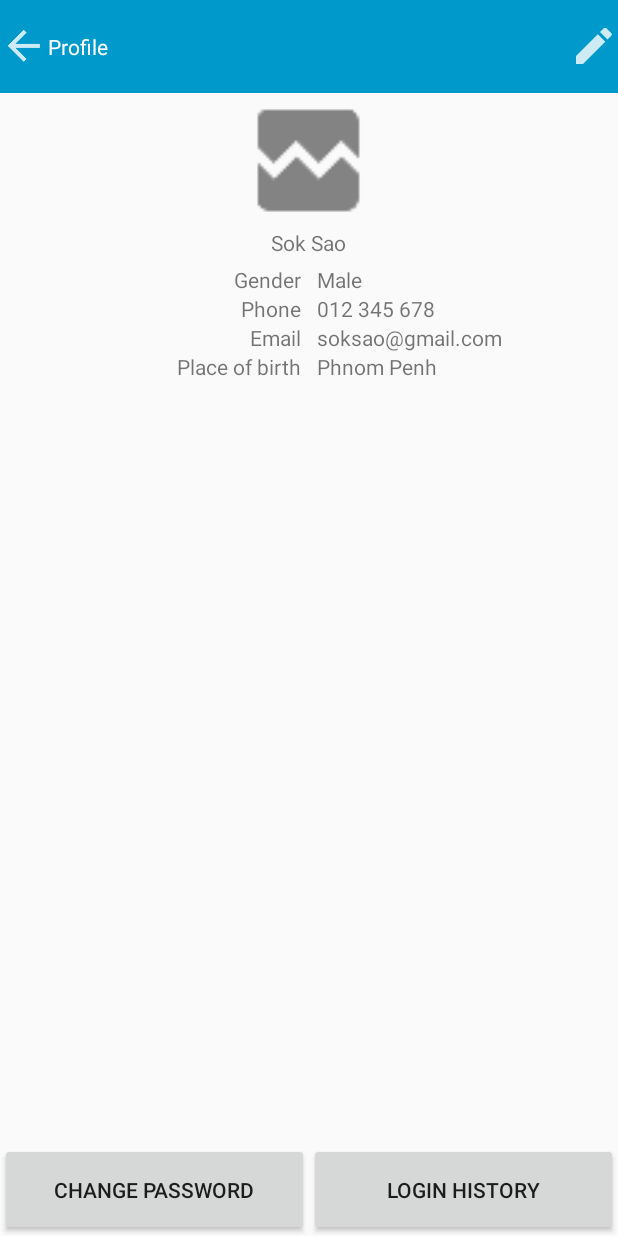
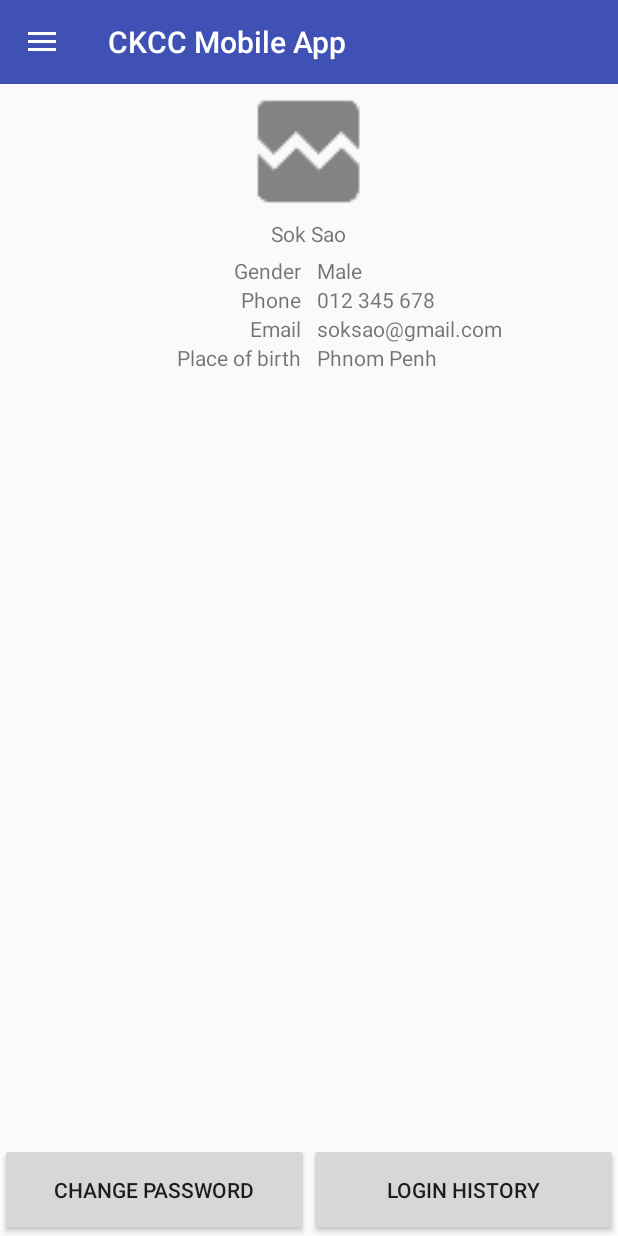
Before and after one commit to chhai-chivon-android/CKCC-Android-App, an Android app: the MainActivity screen opened directly, with no data from a screen before it, in the side drawer, after a tap on "Profile", on a phone screen of 412 x 824 dp. Run offline under Robolectric (Android 15) with nearby library versions, the phone set to English and light mode, and no system bars; our stand-ins replace CircleImageView, Volley; network calls fail.

```diff
--- a/app/src/main/AndroidManifest.xml
+++ b/app/src/main/AndroidManifest.xml
@@ -19,8 +19,6 @@
             </intent-filter>
         </activity>
         <activity android:name=".activity.MainActivity" />
-        <activity android:name=".activity.NewsActivity" />
-        <activity android:name=".activity.ProfileActivity" />
         <activity android:name=".activity.ArticleDetailActivity"></activity>
     </application>
 
--- a/app/src/main/java/kh/edu/rupp/ckccapp/activity/ArticleDetailActivity.java
+++ b/app/src/main/java/kh/edu/rupp/ckccapp/activity/ArticleDetailActivity.java
@@ -1,11 +1,9 @@
 package kh.edu.rupp.ckccapp.activity;
 
+import android.os.Bundle;
 import android.support.v7.app.AppCompatActivity;
-import android.os.Bundle;
-import android.widget.Toast;
 
 import kh.edu.rupp.ckccapp.R;
-import kh.edu.rupp.ckccapp.model.Article;
 
 public class ArticleDetailActivity extends AppCompatActivity {
 
@@ -18,7 +16,7 @@ public class ArticleDetailActivity extends AppCompatActivity {
         String title = getIntent().getStringExtra("title");
         String imageUrl = getIntent().getStringExtra("image_url");
         */
-        Article article = Global.selectedArticle;
-        Toast.makeText(this, article.getTitle(), Toast.LENGTH_LONG).show();
+        //Article article = Global.selectedArticle;
+        //Toast.makeText(this, article.getTitle(), Toast.LENGTH_LONG).show();
     }
 }
--- a/app/src/main/java/kh/edu/rupp/ckccapp/activity/Global.java
+++ /dev/null
@@ -1,14 +0,0 @@
-package kh.edu.rupp.ckccapp.activity;
-
-import kh.edu.rupp.ckccapp.model.Article;
-
-/**
- * CKCCApp
- * Created by leapkh on 5/10/17.
- */
-
-public class Global {
-
-    public static Article selectedArticle;
-
-}
--- a/app/src/main/java/kh/edu/rupp/ckccapp/activity/LoginActivity.java
+++ b/app/src/main/java/kh/edu/rupp/ckccapp/activity/LoginActivity.java
@@ -50,7 +50,8 @@ public class LoginActivity extends Activity {
         final String inputPassword = etxtPassword.getText().toString();
 
         // Send username and password to Web Service
-        String loginUrl = "http://10.0.2.2/test/ckcc-api/login.php";
+        //String loginUrl = "http://10.0.2.2/test/ckcc-api/login.php";
+        String loginUrl = "http://test.js-cambodia.com/ckcc/login.php";
         StringRequest request = new StringRequest(Request.Method.POST, loginUrl, new Response.Listener<String>() {
             @Override
             public void onResponse(String response) {
--- a/app/src/main/java/kh/edu/rupp/ckccapp/activity/MainActivity.java
+++ b/app/src/main/java/kh/edu/rupp/ckccapp/activity/MainActivity.java
@@ -1,6 +1,7 @@
 package kh.edu.rupp.ckccapp.activity;
 
-import android.content.Intent;
+import android.app.FragmentManager;
+import android.app.FragmentTransaction;
 import android.graphics.Bitmap;
 import android.os.Bundle;
 import android.support.annotation.NonNull;
@@ -21,6 +22,8 @@ import com.android.volley.toolbox.ImageRequest;
 
 import de.hdodenhof.circleimageview.CircleImageView;
 import kh.edu.rupp.ckccapp.R;
+import kh.edu.rupp.ckccapp.fragment.NewsFragment;
+import kh.edu.rupp.ckccapp.fragment.ProfileFragment;
 import kh.edu.rupp.ckccapp.model.App;
 
 /**
@@ -31,6 +34,7 @@ import kh.edu.rupp.ckccapp.model.App;
 public class MainActivity extends AppCompatActivity implements NavigationView.OnNavigationItemSelectedListener {
 
     private NavigationView navigationView;
+    private DrawerLayout drawerLayout;
 
     @Override
     protected void onCreate(@Nullable Bundle savedInstanceState) {
@@ -44,7 +48,7 @@ public class MainActivity extends AppCompatActivity implements NavigationView.On
         setTitle("CKCC Mobile App");
 
         // Add actionbar drawer toggle
-        DrawerLayout drawerLayout = (DrawerLayout) findViewById(R.id.lyt_drawer);
+        drawerLayout = (DrawerLayout) findViewById(R.id.lyt_drawer);
         ActionBarDrawerToggle actionBarDrawerToggle = new ActionBarDrawerToggle(this, drawerLayout, toolbar, R.string.open, R.string.close);
         drawerLayout.addDrawerListener(actionBarDrawerToggle);
         actionBarDrawerToggle.syncState();
@@ -55,24 +59,27 @@ public class MainActivity extends AppCompatActivity implements NavigationView.On
 
         displayProfileImage();
 
+        onNewsClick();
+
     }
 
     @Override
     public boolean onNavigationItemSelected(@NonNull MenuItem item) {
 
-        if(item.getItemId() == R.id.mnu_news){
-            Intent newsIntent = new Intent(this, NewsActivity.class);
-            startActivity(newsIntent);
-        } else if(item.getItemId() == R.id.mnu_profile){
-            Intent newsIntent = new Intent(this, ProfileActivity.class);
-            startActivity(newsIntent);
+        if (item.getItemId() == R.id.mnu_news) {
+            onNewsClick();
+            return true;
+        } else if (item.getItemId() == R.id.mnu_profile) {
+            onProfileClick();
+            return true;
         }
 
         return false;
     }
 
-    private void displayProfileImage(){
-        String profileImageUrl = "http://10.0.2.2/file/image/profile.jpg";
+    private void displayProfileImage() {
+        //String profileImageUrl = "http://10.0.2.2/file/image/profile.jpg";
+        String profileImageUrl = "http://test.js-cambodia.com/ckcc/image/profile.png";
         ImageRequest request = new ImageRequest(profileImageUrl, new Response.Listener<Bitmap>() {
             @Override
             public void onResponse(Bitmap response) {
@@ -89,4 +96,32 @@ public class MainActivity extends AppCompatActivity implements NavigationView.On
         App.getInstance(this).addRequest(request);
     }
 
+    private void onNewsClick() {
+        // Close drawer
+        drawerLayout.closeDrawers();
+
+        // Initalize NewsFragment
+        NewsFragment newsFragment = new NewsFragment();
+
+        // Replace NewsFragment in container
+        FragmentManager fragmentManager = getFragmentManager();
+        FragmentTransaction fragmentTransaction = fragmentManager.beginTransaction();
+        fragmentTransaction.replace(R.id.lyt_content, newsFragment);
+        fragmentTransaction.commit();
+    }
+
+    private void onProfileClick(){
+        // Close drawer
+        drawerLayout.closeDrawers();
+
+        // Initalize NewsFragment
+        ProfileFragment profileFragment = new ProfileFragment();
+
+        // Replace NewsFragment in container
+        FragmentManager fragmentManager = getFragmentManager();
+        FragmentTransaction fragmentTransaction = fragmentManager.beginTransaction();
+        fragmentTransaction.replace(R.id.lyt_content, profileFragment);
+        fragmentTransaction.commit();
+    }
+
 }
--- a/app/src/main/java/kh/edu/rupp/ckccapp/activity/ProfileActivity.java
+++ /dev/null
@@ -1,41 +0,0 @@
-package kh.edu.rupp.ckccapp.activity;
-
-import android.app.Activity;
-import android.os.Bundle;
-import android.view.View;
-
-import com.android.volley.toolbox.ImageLoader;
-import com.android.volley.toolbox.NetworkImageView;
-
-import kh.edu.rupp.ckccapp.R;
-import kh.edu.rupp.ckccapp.model.App;
-
-/**
- * CKCCApp
- * Created by leapkh on 29/8/17.
- */
-
-public class ProfileActivity extends Activity {
-
-
-    @Override
-    protected void onCreate(Bundle savedInstanceState) {
-        super.onCreate(savedInstanceState);
-
-        setContentView(R.layout.activity_profile);
-
-        // Show profile image from server
-        String profileImageUrl = "http://10.0.2.2/file/image/profile.jpg";
-        ImageLoader imageLoader = App.getInstance(this).getImageLoader();
-        NetworkImageView imgProfile = (NetworkImageView) findViewById(R.id.img_profile);
-        imgProfile.setDefaultImageResId(R.drawable.ic_profile);
-        imgProfile.setErrorImageResId(R.drawable.ic_error_image);
-        imgProfile.setImageUrl(profileImageUrl, imageLoader);
-
-    }
-
-    public void onBackButtonClick(View view) {
-        finish();
-    }
-
-}
--- a/app/src/main/java/kh/edu/rupp/ckccapp/activity/NewsActivity.java
+++ b/app/src/main/java/kh/edu/rupp/ckccapp/fragment/NewsFragment.java
@@ -1,14 +1,13 @@
-package kh.edu.rupp.ckccapp.activity;
+package kh.edu.rupp.ckccapp.fragment;
 
+import android.app.Fragment;
 import android.content.Intent;
 import android.os.Bundle;
-import android.support.v7.app.AppCompatActivity;
+import android.support.annotation.Nullable;
 import android.support.v7.widget.LinearLayoutManager;
 import android.support.v7.widget.RecyclerView;
-import android.support.v7.widget.Toolbar;
 import android.util.Log;
 import android.view.LayoutInflater;
-import android.view.MenuItem;
 import android.view.View;
 import android.view.ViewGroup;
 import android.widget.TextView;
@@ -24,56 +23,48 @@ import com.android.volley.toolbox.Volley;
 import com.google.gson.Gson;
 
 import kh.edu.rupp.ckccapp.R;
+import kh.edu.rupp.ckccapp.activity.ArticleDetailActivity;
 import kh.edu.rupp.ckccapp.model.App;
 import kh.edu.rupp.ckccapp.model.Article;
 
-public class NewsActivity extends AppCompatActivity {
+/**
+ * CKCCApp
+ * Created by leapkh on 10/24/17.
+ */
+
+public class NewsFragment extends Fragment {
 
     private RecyclerView rclNews;
     private ArticleAdapter articleAdapter;
 
+    @Nullable
     @Override
-    protected void onCreate(Bundle savedInstanceState) {
-        super.onCreate(savedInstanceState);
-        setContentView(R.layout.activity_news);
+    public View onCreateView(LayoutInflater inflater, @Nullable ViewGroup container, Bundle savedInstanceState) {
+
+        View rootView = inflater.inflate(R.layout.fragment_news, container, false);
 
 
-        // Toolbar
-        Toolbar toolbar = (Toolbar) findViewById(R.id.tlb_main);
-        setSupportActionBar(toolbar);
-        setTitle("News");
-        // Show back button on toolbar
-        getSupportActionBar().setDisplayHomeAsUpEnabled(true);
-
-        rclNews = (RecyclerView)findViewById(R.id.rcl_news);
-        rclNews.setLayoutManager(new LinearLayoutManager(this));
+        rclNews = (RecyclerView)rootView.findViewById(R.id.rcl_news);
+        rclNews.setLayoutManager(new LinearLayoutManager(getActivity()));
 
         articleAdapter = new ArticleAdapter();
         rclNews.setAdapter(articleAdapter);
 
-        if(App.getInstance(this).getArticles() == null){
+        if(App.getInstance(getActivity()).getArticles() == null){
             loadArticlesFromServer();
         }else{
-            Article[] articles = App.getInstance(this).getArticles();
+            Article[] articles = App.getInstance(getActivity()).getArticles();
             articleAdapter.setArticles(articles);
         }
+
+        return rootView;
+
     }
-
-    @Override
-    public boolean onOptionsItemSelected(MenuItem item) {
-
-        if (item.getItemId() == android.R.id.home) {
-            finish();
-        }
-
-        return super.onOptionsItemSelected(item);
-    }
-
 
     private void loadArticlesFromServer(){
         //String url = "http://10.0.2.2/test/ckcc-api/news.php";
-        String url = "http://test.js-cambodia.com/ckcc/news.json";
-        RequestQueue requestQueue = Volley.newRequestQueue(this);
+        String url = "http://test.js-cambodia.com/ckcc/articles.php";
+        RequestQueue requestQueue = Volley.newRequestQueue(getActivity());
         StringRequest articlesRequest = new StringRequest(url, new Response.Listener<String>() {
             @Override
             public void onResponse(String response) {
@@ -82,12 +73,12 @@ public class NewsActivity extends AppCompatActivity {
                 // Pass data to adapter for displaying
                 articleAdapter.setArticles(articles);
                 // Save data to Singleton for using later
-                App.getInstance(NewsActivity.this).setArticles(articles);
+                App.getInstance(getActivity()).setArticles(articles);
             }
         }, new Response.ErrorListener() {
             @Override
             public void onErrorResponse(VolleyError error) {
-                Toast.makeText(NewsActivity.this, "Error while loading articles from server", Toast.LENGTH_LONG).show();
+                Toast.makeText(getActivity(), "Error while loading articles from server", Toast.LENGTH_LONG).show();
                 Log.d("ckcc", "Load article error: " + error.getMessage());
             }
         });
@@ -127,9 +118,6 @@ public class NewsActivity extends AppCompatActivity {
         requestQueue.add(articlesRequest);
     }
 
-
-
-
     // Article Adapter
     class ArticleViewHolder extends RecyclerView.ViewHolder {
 
@@ -149,12 +137,12 @@ public class NewsActivity extends AppCompatActivity {
                 public void onClick(View view) {
                     int position = getAdapterPosition();
                     Article article = articleAdapter.getArticles()[position];
-                    Intent intent = new Intent(NewsActivity.this, ArticleDetailActivity.class);
+                    Intent intent = new Intent(getActivity(), ArticleDetailActivity.class);
                     /*
                     intent.putExtra("title", article.getTitle());
                     intent.putExtra("image_url", article.getImageUrl());
                     */
-                    Global.selectedArticle = article;
+                    //Global.selectedArticle = article;
                     startActivity(intent);
                 }
             });
@@ -180,7 +168,7 @@ public class NewsActivity extends AppCompatActivity {
 
         @Override
         public ArticleViewHolder onCreateViewHolder(ViewGroup parent, int viewType) {
-            View view = LayoutInflater.from(NewsActivity.this).inflate(R.layout.viewholder_article, parent, false);
+            View view = LayoutInflater.from(getActivity()).inflate(R.layout.viewholder_article, parent, false);
             ArticleViewHolder articleViewHolder = new ArticleViewHolder(view);
             return articleViewHolder;
         }
@@ -191,7 +179,7 @@ public class NewsActivity extends AppCompatActivity {
             holder.txtTitle.setText(article.getTitle());
 
             // Display image using NetworkImageView
-            ImageLoader imageLoader = App.getInstance(NewsActivity.this).getImageLoader();
+            ImageLoader imageLoader = App.getInstance(getActivity()).getImageLoader();
             holder.imgArticle.setDefaultImageResId(R.drawable.img_default_image);
             holder.imgArticle.setErrorImageResId(R.drawable.ic_error_image);
             holder.imgArticle.setImageUrl(article.getImageUrl(), imageLoader);
@@ -203,5 +191,4 @@ public class NewsActivity extends AppCompatActivity {
         }
     }
 
-
 }
--- /dev/null
+++ b/app/src/main/java/kh/edu/rupp/ckccapp/fragment/ProfileFragment.java
@@ -0,0 +1,42 @@
+package kh.edu.rupp.ckccapp.fragment;
+
+import android.app.Fragment;
+import android.os.Bundle;
+import android.support.annotation.Nullable;
+import android.view.LayoutInflater;
+import android.view.View;
+import android.view.ViewGroup;
+
+import com.android.volley.toolbox.ImageLoader;
+import com.android.volley.toolbox.NetworkImageView;
+
+import kh.edu.rupp.ckccapp.R;
+import kh.edu.rupp.ckccapp.model.App;
+
+/**
+ * CKCCApp
+ * Created by leapkh on 10/24/17.
+ */
+
+public class ProfileFragment extends Fragment {
+
+    @Nullable
+    @Override
+    public View onCreateView(LayoutInflater inflater, @Nullable ViewGroup container, Bundle savedInstanceState) {
+
+        View rootView = inflater.inflate(R.layout.fragment_profile, container, false);
+
+
+        // Show profile image from server
+        //String profileImageUrl = "http://10.0.2.2/file/image/profile.jpg";
+        String profileImageUrl = "http://test.js-cambodia.com/ckcc/image/profile.png";
+        ImageLoader imageLoader = App.getInstance(getActivity()).getImageLoader();
+        NetworkImageView imgProfile = (NetworkImageView) rootView.findViewById(R.id.img_profile);
+        imgProfile.setDefaultImageResId(R.drawable.ic_profile);
+        imgProfile.setErrorImageResId(R.drawable.ic_error_image);
+        imgProfile.setImageUrl(profileImageUrl, imageLoader);
+
+
+        return rootView;
+    }
+}
--- a/app/src/main/java/kh/edu/rupp/ckccapp/model/UserResponse.java
+++ b/app/src/main/java/kh/edu/rupp/ckccapp/model/UserResponse.java
@@ -24,7 +24,7 @@ public class UserResponse {
     @SerializedName("_username")
     public String username;
 
-    @SerializedName("_profile_image")
+    @SerializedName("_profile_image_url")
     public String profileImage;
 
     @SerializedName("_token")
--- a/app/src/main/res/layout/activity_main.xml
+++ b/app/src/main/res/layout/activity_main.xml
@@ -18,17 +18,10 @@
             android:background="@color/colorPrimary"
             android:theme="@style/ThemeOverlay.AppCompat.Dark.ActionBar" />
 
-        <LinearLayout
+        <FrameLayout
+            android:id="@+id/lyt_content"
             android:layout_width="match_parent"
-            android:layout_height="match_parent"
-            android:gravity="center"
-            android:orientation="vertical">
-
-            <TextView
-                android:layout_width="wrap_content"
-                android:layout_height="wrap_content"
-                android:text="Content" />
-        </LinearLayout>
+            android:layout_height="match_parent" />
 
     </LinearLayout>
 
--- /dev/null
+++ b/app/src/main/res/layout/fragment_news.xml
@@ -0,0 +1,11 @@
+<?xml version="1.0" encoding="utf-8"?>
+<FrameLayout xmlns:android="http://schemas.android.com/apk/res/android"
+    android:layout_width="match_parent"
+    android:layout_height="match_parent">
+
+    <android.support.v7.widget.RecyclerView
+        android:id="@+id/rcl_news"
+        android:layout_width="match_parent"
+        android:layout_height="match_parent" />
+
+</FrameLayout>
--- /dev/null
+++ b/app/src/main/res/layout/fragment_profile.xml
@@ -0,0 +1,109 @@
+<?xml version="1.0" encoding="utf-8"?>
+<LinearLayout xmlns:android="http://schemas.android.com/apk/res/android"
+    android:layout_width="match_parent"
+    android:layout_height="match_parent"
+    android:orientation="vertical">
+
+
+    <LinearLayout
+        android:layout_width="match_parent"
+        android:layout_height="0dp"
+        android:layout_weight="1"
+        android:gravity="center_horizontal"
+        android:orientation="vertical">
+
+        <com.android.volley.toolbox.NetworkImageView
+            android:layout_width="90dp"
+            android:id="@+id/img_profile"
+            android:layout_height="90dp"
+            android:src="@drawable/ic_profile" />
+
+        <TextView
+            android:layout_width="wrap_content"
+            android:layout_height="wrap_content"
+            android:text="Sok Sao" />
+
+        <LinearLayout
+            android:layout_width="match_parent"
+            android:layout_height="match_parent"
+            android:orientation="horizontal">
+
+            <LinearLayout
+                android:layout_width="0dp"
+                android:layout_height="match_parent"
+                android:layout_weight="1"
+                android:gravity="right"
+                android:orientation="vertical"
+                android:padding="5dp">
+
+                <TextView
+                    android:layout_width="wrap_content"
+                    android:layout_height="wrap_content"
+                    android:text="Gender" />
+
+                <TextView
+                    android:layout_width="wrap_content"
+                    android:layout_height="wrap_content"
+                    android:text="Phone" />
+
+                <TextView
+                    android:layout_width="wrap_content"
+                    android:layout_height="wrap_content"
+                    android:text="Email" />
+
+                <TextView
+                    android:layout_width="wrap_content"
+                    android:layout_height="wrap_content"
+                    android:text="Place of birth" />
+            </LinearLayout>
+
+            <LinearLayout
+                android:layout_width="0dp"
+                android:layout_height="match_parent"
+                android:layout_weight="1"
+                android:orientation="vertical"
+                android:padding="5dp">
+
+                <TextView
+                    android:layout_width="wrap_content"
+                    android:layout_height="wrap_content"
+                    android:text="Male" />
+
+                <TextView
+                    android:layout_width="wrap_content"
+                    android:layout_height="wrap_content"
+                    android:text="012 345 678" />
+
+                <TextView
+                    android:layout_width="wrap_content"
+                    android:layout_height="wrap_content"
+                    android:text="soksao@gmail.com" />
+
+                <TextView
+                    android:layout_width="wrap_content"
+                    android:layout_height="wrap_content"
+                    android:text="Phnom Penh" />
+            </LinearLayout>
+        </LinearLayout>
+
+    </LinearLayout>
+
+    <LinearLayout
+        android:layout_width="match_parent"
+        android:layout_height="62dp"
+        android:orientation="horizontal">
+
+        <Button
+            android:layout_width="0dp"
+            android:layout_height="match_parent"
+            android:layout_weight="1"
+            android:text="Change Password" />
+
+        <Button
+            android:layout_width="0dp"
+            android:layout_height="match_parent"
+            android:layout_weight="1"
+            android:text="Login History" />
+    </LinearLayout>
+
+</LinearLayout>
--- a/app/src/main/res/menu/menu_main_navigation.xml
+++ b/app/src/main/res/menu/menu_main_navigation.xml
@@ -3,22 +3,27 @@
 
     <item
         android:id="@+id/mnu_news"
+        android:checkable="true"
         android:icon="@drawable/ic_news"
         android:title="News" />
     <item
         android:id="@+id/mnu_training_courses"
+        android:checkable="true"
         android:icon="@drawable/ic_training_course"
         android:title="Training Courses" />
     <item
         android:id="@+id/mnu_video_tutorial"
+        android:checkable="true"
         android:icon="@drawable/ic_video_tutorial"
         android:title="Video Tutorial" />
     <item
         android:id="@+id/mnu_profile"
+        android:checkable="true"
         android:icon="@drawable/ic_profile"
         android:title="Profile" />
     <item
         android:id="@+id/mnu_settings"
+        android:checkable="true"
         android:icon="@drawable/ic_setting"
         android:title="Setting" />
 
--- a/app/src/main/res/values/styles.xml
+++ b/app/src/main/res/values/styles.xml
@@ -2,7 +2,11 @@
 
     <!-- Base application theme. -->
     <style name="AppTheme" parent="Theme.AppCompat.Light.NoActionBar">
-        <!-- Customize your theme here. -->
+
+        <item name="colorPrimary">@color/colorPrimary</item>
+        <item name="colorPrimaryDark">@color/colorPrimaryDark</item>
+        <item name="colorAccent">@color/colorAccent</item>
+
     </style>
 
 </resources>
```
